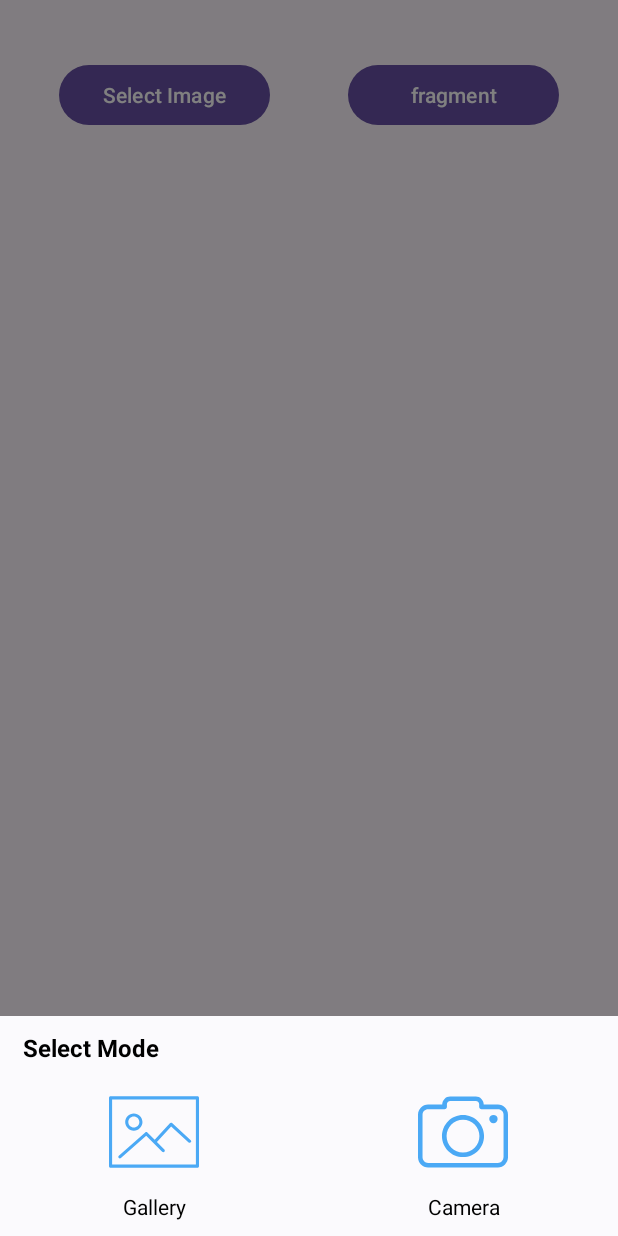
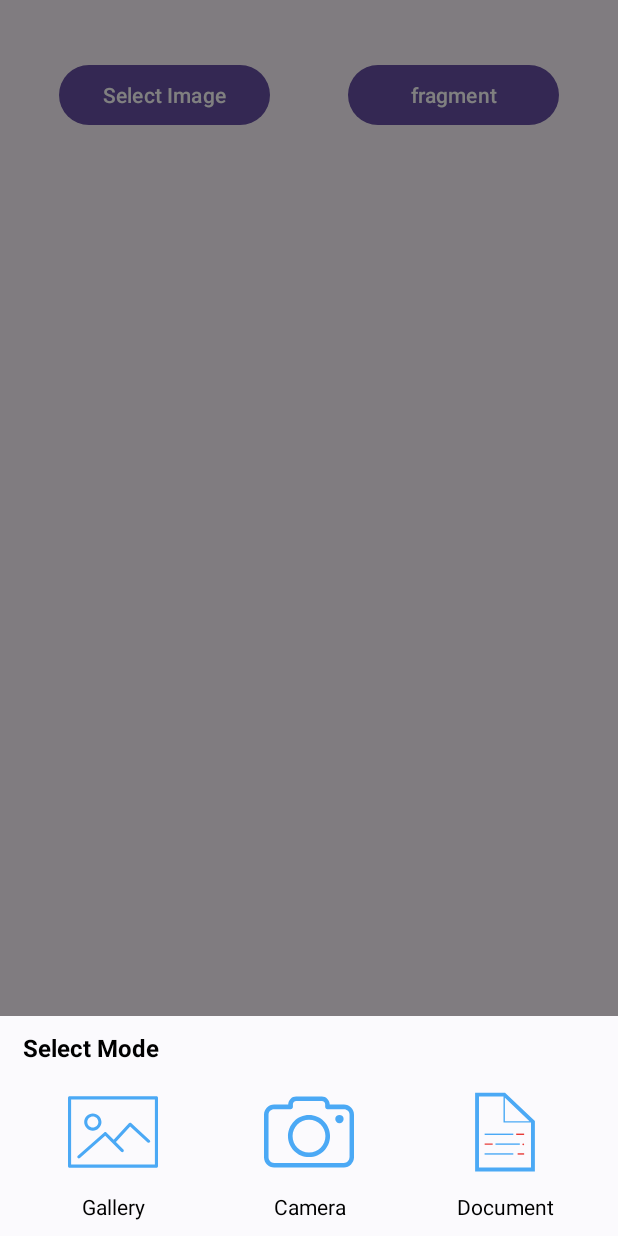
Before and after one commit to Rohan-u/MediaPicker, an Android app: the screen it shows after launch (MainActivity), after a tap on "Select Image", on a phone screen of 412 x 824 dp. Run offline under Robolectric (Android 15) with nearby library versions, the phone set to English and light mode, and no system bars; our stand-ins replace data binding, sdp/ssp sizes.

Commit message:
# Library Integration MediaPicker -> Alert UI Integration -> Gallery Media Picker Added & Camera Capture -> Now you can select either camera or gallery option as well. -> Allow users to upload documents and open them using Google Drive or other compatible apps. -> code commit[26/06/2025 06:11PM]

```diff
--- a/app/src/main/res/layout/activity_main.xml
+++ b/app/src/main/res/layout/activity_main.xml
@@ -40,6 +40,19 @@
             app:layout_constraintStart_toStartOf="parent"
             app:layout_constraintTop_toBottomOf="@+id/btnSelectImage" />
 
+        <androidx.appcompat.widget.AppCompatTextView
+            android:id="@+id/textFilename"
+            android:layout_width="match_parent"
+            android:layout_height="wrap_content"
+            android:layout_margin="@dimen/_20sdp"
+            android:textSize="@dimen/_14ssp"
+            android:fontFamily="sans-serif-condensed-medium"
+            android:textStyle="bold"
+            android:textColor="@color/m3_ref_palette_error10"
+            app:layout_constraintEnd_toEndOf="parent"
+            app:layout_constraintStart_toStartOf="parent"
+            app:layout_constraintTop_toBottomOf="@+id/btnSelectImage"/>
+
         <FrameLayout
             android:id="@+id/fragment_container"
             android:layout_width="0dp"
--- a/app/src/main/res/xml/file_paths.xml
+++ b/app/src/main/res/xml/file_paths.xml
@@ -3,4 +3,7 @@
     <external-files-path
         name="my_images"
         path="Pictures/" />
+    <external-path
+        name="external_files"
+        path="." />
 </paths>
--- a/mediapickerlibrary/src/main/java/com/app/mediapickerlibrary/ImagePicker.kt
+++ b/mediapickerlibrary/src/main/java/com/app/mediapickerlibrary/ImagePicker.kt
@@ -8,36 +8,37 @@ import androidx.activity.result.contract.ActivityResultContracts
 
 class ImagePicker(
     caller: ActivityResultCaller,
-    private val onImagePicked: (Uri?) -> Unit
+    private val onImagePicked: (Uri?) -> Unit,
 ) {
-
-    private var imageUri: Uri? = null
-
     var disableGallery = false
     var disableCamera = false
 
+    // Gallery picker
     private val getContentLauncher: ActivityResultLauncher<String> =
         caller.registerForActivityResult(ActivityResultContracts.GetContent()) { uri: Uri? ->
             onImagePicked(uri)
         }
 
-    private val takePictureLauncher: ActivityResultLauncher<Uri> =
-        caller.registerForActivityResult(ActivityResultContracts.TakePicture()) { success ->
-            if (success && imageUri != null) {
-                onImagePicked(imageUri)
-            }
+    // Document picker
+    val documentPickerLauncher =
+        caller.registerForActivityResult(ActivityResultContracts.OpenDocument()) { uri ->
+            onImagePicked(uri)
         }
+
+    init {
+        MediaPicker.registerCameraHandlers(caller, onImagePicked)
+    }
 
     fun pickImage(context: Context) {
         MediaPicker.showDialogMediaPicker(
             context,
             getContentLauncher,
-            onCameraUriPrepared = { uri ->
-                imageUri = uri
-                takePictureLauncher.launch(uri)
+            onCameraRequested = {
+                MediaPicker.requestPermissionsAndOpenCamera(context)
             },
             disableGallery = disableGallery,
-            disableCamera = disableCamera
+            disableCamera = disableCamera,
+            getDocumentLauncher = documentPickerLauncher
         )
     }
 }
--- a/mediapickerlibrary/src/main/java/com/app/mediapickerlibrary/MediaPicker.kt
+++ b/mediapickerlibrary/src/main/java/com/app/mediapickerlibrary/MediaPicker.kt
@@ -1,107 +1,141 @@
 package com.app.mediapickerlibrary
 
 import android.Manifest
-import android.app.Activity
 import android.app.Dialog
 import android.content.Context
-import android.content.pm.PackageManager
 import android.graphics.Color
 import android.net.Uri
 import android.os.Build
 import android.os.Environment
 import android.view.Gravity
-import android.view.View
 import android.view.ViewGroup
 import android.widget.TextView
 import android.widget.Toast
+import androidx.activity.result.ActivityResultCaller
 import androidx.activity.result.ActivityResultLauncher
-import androidx.core.app.ActivityCompat
-import androidx.core.content.ContextCompat
+import androidx.activity.result.contract.ActivityResultContracts
 import androidx.core.content.FileProvider
 import androidx.core.graphics.drawable.toDrawable
 import java.io.File
 
 object MediaPicker {
+    private var pendingCameraUri: Uri? = null
+    private var cameraResultLauncher: ActivityResultLauncher<Uri>? = null
+    private var permissionResultLauncher: ActivityResultLauncher<Array<String>>? = null
+    private var onCameraImageCaptured: ((Uri?) -> Unit)? = null
+    fun registerCameraHandlers(
+        caller: ActivityResultCaller,
+        onImagePicked: (Uri?) -> Unit
+    ) {
+        onCameraImageCaptured = onImagePicked
+
+        cameraResultLauncher =
+            caller.registerForActivityResult(ActivityResultContracts.TakePicture()) { success ->
+                if (success) {
+                    onCameraImageCaptured?.invoke(pendingCameraUri)
+                } else {
+                    onCameraImageCaptured?.invoke(null)
+                }
+            }
+
+        permissionResultLauncher =
+            caller.registerForActivityResult(ActivityResultContracts.RequestMultiplePermissions()) { permissions ->
+                val allGranted = permissions.all { it.value }
+                if (allGranted && pendingCameraUri != null) {
+                    cameraResultLauncher?.launch(pendingCameraUri!!)
+                } else {
+                    onCameraImageCaptured?.invoke(null)
+                }
+            }
+    }
+
+    fun requestPermissionsAndOpenCamera(context: Context) {
+        val permissions = mutableListOf(Manifest.permission.CAMERA)
+        if (Build.VERSION.SDK_INT < Build.VERSION_CODES.TIRAMISU) {
+            permissions += listOf(
+                Manifest.permission.WRITE_EXTERNAL_STORAGE,
+                Manifest.permission.READ_EXTERNAL_STORAGE
+            )
+        }
+
+        val photoFile = File(
+            context.getExternalFilesDir(Environment.DIRECTORY_PICTURES),
+            "captured_image_${System.currentTimeMillis()}.jpg"
+        )
+        val uri = FileProvider.getUriForFile(
+            context,
+            "${context.packageName}.fileprovider",
+            photoFile
+        )
+        pendingCameraUri = uri
+
+        permissionResultLauncher?.launch(permissions.toTypedArray())
+    }
+
     fun showDialogMediaPicker(
         context: Context,
         getContentLauncher: ActivityResultLauncher<String>,
-        onCameraUriPrepared: (Uri) -> Unit,
+        onCameraRequested: () -> Unit,
         disableGallery: Boolean,
-        disableCamera: Boolean
+        disableCamera: Boolean,
+        getDocumentLauncher: ActivityResultLauncher<Array<String>>,
     ) {
         if (disableGallery && disableCamera) {
-            // If both are disabled, do nothing or show a message
             Toast.makeText(context, "Enable camera or gallery", Toast.LENGTH_SHORT).show()
             return
         }
+
         if (disableGallery || disableCamera) {
-            if (disableGallery){
-                openCamera(context, onCameraUriPrepared)
-            } else if (disableCamera) {
+            if (disableGallery) {
+                onCameraRequested()
+            } else {
                 getContentLauncher.launch("image/*")
             }
-        }else {
+        } else {
             val popUpDialog = Dialog(context)
             popUpDialog.setContentView(R.layout.layout_media_picker)
             popUpDialog.window!!.setDimAmount(0.5f)
             popUpDialog.window!!.setWindowAnimations(R.style.CustomDialogStyle)
             popUpDialog.window!!.setLayout(
-                ViewGroup.LayoutParams.MATCH_PARENT, ViewGroup.LayoutParams.WRAP_CONTENT
+                ViewGroup.LayoutParams.MATCH_PARENT,
+                ViewGroup.LayoutParams.WRAP_CONTENT
             )
             popUpDialog.window!!.setBackgroundDrawable(Color.TRANSPARENT.toDrawable())
             popUpDialog.window!!.setGravity(Gravity.BOTTOM)
             popUpDialog.show()
+
             val camera = popUpDialog.findViewById<TextView>(R.id.camera)
             val gallery = popUpDialog.findViewById<TextView>(R.id.gallery)
-            camera.setOnClickListener { v: View? ->
+            val document = popUpDialog.findViewById<TextView>(R.id.document)
+
+            camera.setOnClickListener {
                 popUpDialog.dismiss()
-                openCamera(context, onCameraUriPrepared)
+                onCameraRequested()
             }
 
-            gallery.setOnClickListener { v: View? ->
+            gallery.setOnClickListener {
                 popUpDialog.dismiss()
                 getContentLauncher.launch("image/*")
+            }
+
+            document.setOnClickListener {
+                popUpDialog.dismiss()
+                openDocumentPicker(getDocumentLauncher)
             }
         }
     }
 
-    private fun openCamera(
-        context: Context,
-        onCameraUriPrepared: (Uri) -> Unit
+    private fun openDocumentPicker(
+        documentPickerLauncher: ActivityResultLauncher<Array<String>>
     ) {
-        if (checkPermissions(context)) {
-            val photoFile = File(
-                context.getExternalFilesDir(Environment.DIRECTORY_PICTURES),
-                "captured_image_${System.currentTimeMillis()}.jpg"
-            )
-            val imageUri = FileProvider.getUriForFile(
-                context, "${context.packageName}.fileprovider", photoFile
-            )
-            onCameraUriPrepared(imageUri)
-        }
-    }
-
-    // check permission
-    private fun checkPermissions(context: Context): Boolean {
-        val permissions: ArrayList<String> = ArrayList(listOf(Manifest.permission.CAMERA))
-        var result: Int
-        val listPermissionsNeeded: MutableList<String> = ArrayList()
-        if (Build.VERSION.SDK_INT < Build.VERSION_CODES.TIRAMISU) {
-            permissions.add(Manifest.permission.WRITE_EXTERNAL_STORAGE)
-            permissions.add(Manifest.permission.READ_EXTERNAL_STORAGE)
-        }
-        for (p in ArrayList<String>(permissions)) {
-            result = ContextCompat.checkSelfPermission(context, p)
-            if (result != PackageManager.PERMISSION_GRANTED) {
-                listPermissionsNeeded.add(p)
-            }
-        }
-        if (!listPermissionsNeeded.isEmpty()) {
-            ActivityCompat.requestPermissions(
-                context as Activity, listPermissionsNeeded.toTypedArray<String>(), 1001
-            )
-            return false
-        }
-        return true
+        val mimeTypes = arrayOf(
+            "application/pdf",
+            "application/msword",
+            "application/vnd.openxmlformats-officedocument.wordprocessingml.document",
+            "application/vnd.ms-excel",
+            "application/vnd.openxmlformats-officedocument.spreadsheetml.sheet",
+            "text/csv"
+        )
+        documentPickerLauncher.launch(mimeTypes)
     }
 }
--- /dev/null
+++ b/mediapickerlibrary/src/main/res/drawable/ic_document.xml
@@ -0,0 +1,30 @@
+<vector xmlns:android="http://schemas.android.com/apk/res/android"
+    android:width="60dp"
+    android:height="60dp"
+    android:viewportWidth="1024"
+    android:viewportHeight="1024">
+  <path
+      android:pathData="M719.8,651.8m-10,0a10,10 0,1 0,20 0,10 10,0 1,0 -20,0Z"
+      android:fillColor="#E73B37"/>
+  <path
+      android:pathData="M512.1,64L172,64v896h680L852,385.6L512.1,64zM790.9,388.3h-280v-265l280,265zM808,916L216,916L216,108h278.6l0.2,0.2v296.2h312.9l0.2,0.2L807.9,916z"
+      android:fillColor="#4BA9F5"/>
+  <path
+      android:pathData="M280.5,530h325.9v16H280.5z"
+      android:fillColor="#4BA9F5"/>
+  <path
+      android:pathData="M639.5,530h90.2v16h-90.2z"
+      android:fillColor="#E73B37"/>
+  <path
+      android:pathData="M403.5,641.8h277v16h-277z"
+      android:fillColor="#4BA9F5"/>
+  <path
+      android:pathData="M280.6,641.8h91.2v16h-91.2z"
+      android:fillColor="#E73B37"/>
+  <path
+      android:pathData="M279.9,753.7h326.5v16H279.9z"
+      android:fillColor="#4BA9F5"/>
+  <path
+      android:pathData="M655.8,753.7h73.9v16h-73.9z"
+      android:fillColor="#E73B37"/>
+</vector>
--- a/mediapickerlibrary/src/main/res/layout/layout_media_picker.xml
+++ b/mediapickerlibrary/src/main/res/layout/layout_media_picker.xml
@@ -20,6 +20,7 @@
         android:id="@+id/ll_media_picker"
         android:layout_width="match_parent"
         android:layout_height="wrap_content"
+        android:layout_marginHorizontal="10dp"
         android:orientation="horizontal"
         android:paddingBottom="10dp"
         android:paddingTop="15dp">
@@ -46,6 +47,17 @@
             android:text="@string/camera"
             android:textColor="@android:color/black"/>
 
+        <TextView
+            android:id="@+id/document"
+            android:layout_width="0dp"
+            android:layout_height="wrap_content"
+            android:layout_weight="1"
+            android:drawablePadding="10dp"
+            android:drawableTop="@drawable/ic_document"
+            android:gravity="center"
+            android:text="@string/document"
+            android:textColor="@android:color/black"/>
+
     </LinearLayout>
 
 </LinearLayout>
--- a/mediapickerlibrary/src/main/res/values/strings.xml
+++ b/mediapickerlibrary/src/main/res/values/strings.xml
@@ -3,4 +3,5 @@
     <string name="select_mode">Select Mode</string>
     <string name="gallery">Gallery</string>
     <string name="camera">Camera</string>
+    <string name="document">Document</string>
 </resources>
```
Also changed, not shown: app/src/main/java/com/app/mediapicker/activity/MainActivity.kt (+50 -1 lines), app/src/main/java/com/app/mediapicker/fragment/HomeFragment.kt (+50 -3 lines), app/src/main/res/layout/fragment_home.xml (+13 -0 lines).
